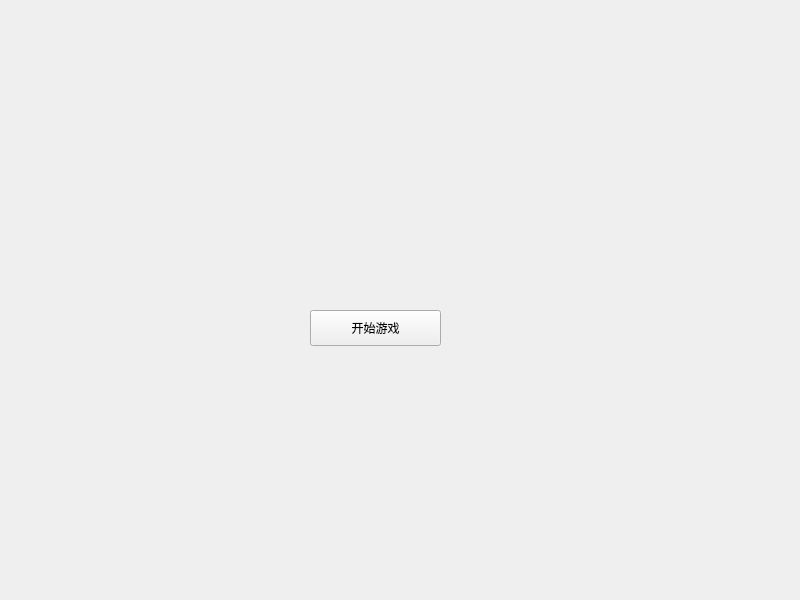
Old version of the form Surakarta/widget.ui in the repository lowl6/Surakarta.
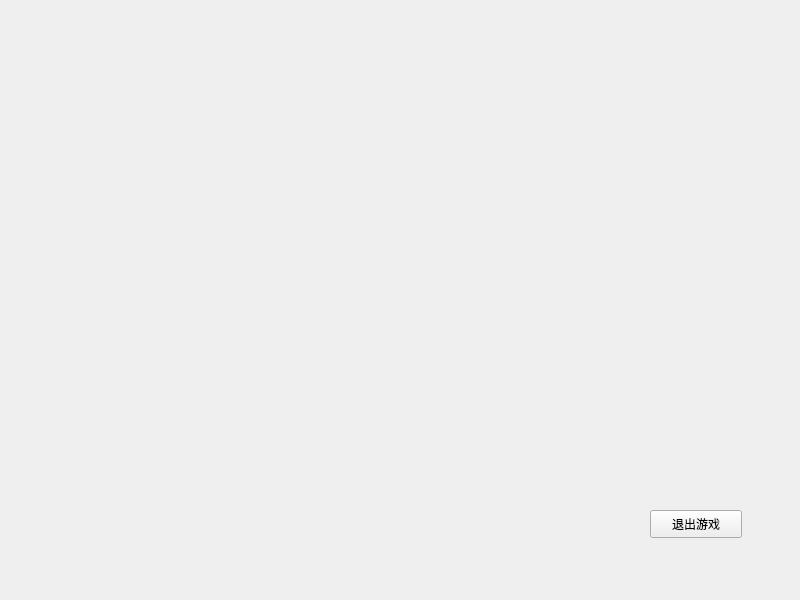
New version of the form.

```diff
--- a/Surakarta/widget.ui
+++ b/Surakarta/widget.ui
@@ -16,14 +16,14 @@
   <widget class="QPushButton" name="BeginGame">
    <property name="geometry">
     <rect>
-     <x>310</x>
-     <y>310</y>
-     <width>131</width>
-     <height>36</height>
+     <x>650</x>
+     <y>510</y>
+     <width>92</width>
+     <height>28</height>
     </rect>
    </property>
    <property name="text">
-    <string>开始游戏</string>
+    <string>退出游戏</string>
    </property>
   </widget>
  </widget>
```
Left out of the diff: 10 changed lines with no effect on the pictures.
